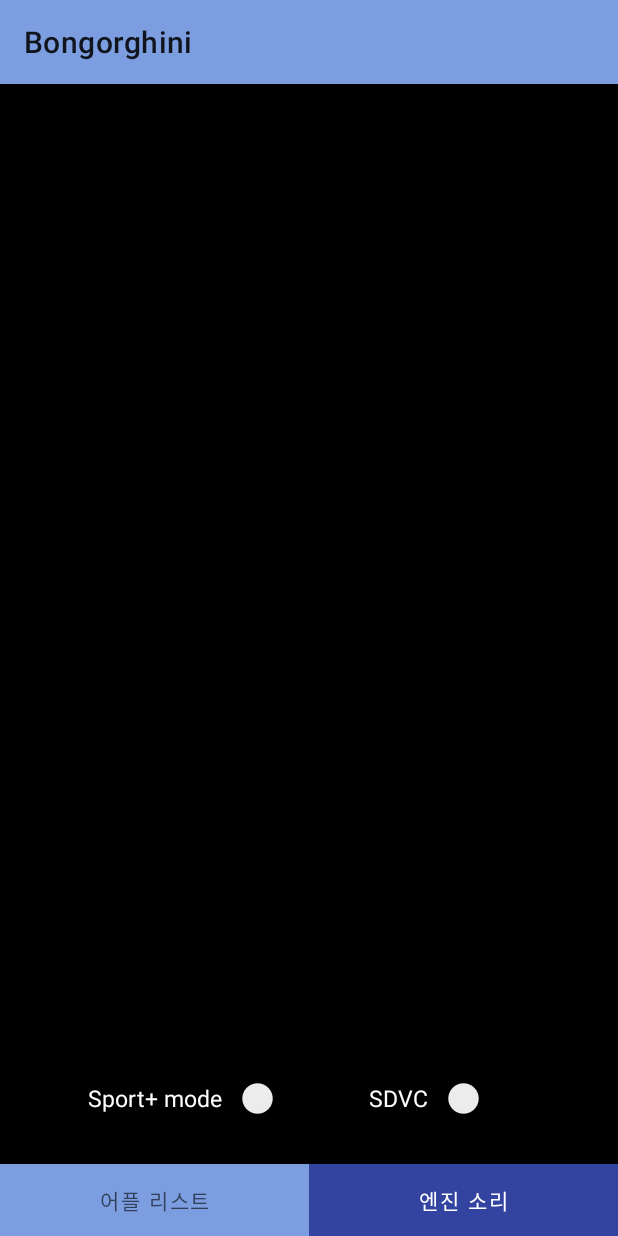
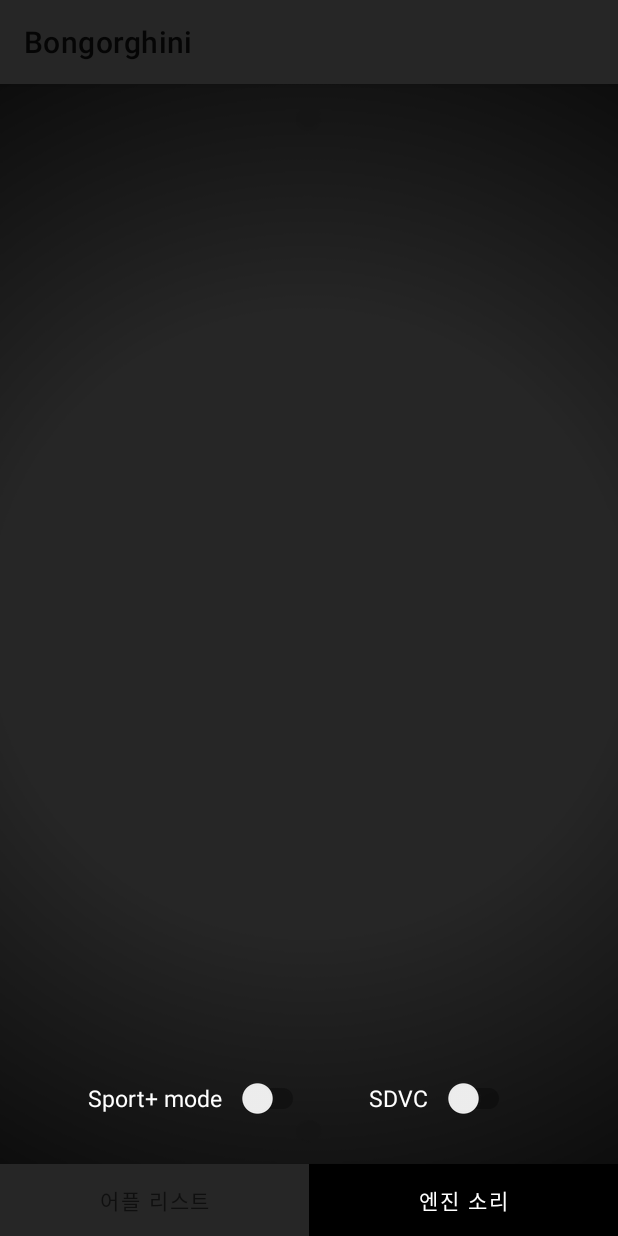
Before and after one commit to mad-camp-2020-winter/3rd-week, an Android app: the screen it shows after launch (MainActivity), item 2 of the bottom bar chosen, on a phone screen of 412 x 824 dp. Run offline under Robolectric (Android 15) with nearby library versions, the phone set to English and light mode, and no system bars; libraries missing offline, so code that uses them is left out: com.kyleduo.switchbutton; plain views replace SwitchButton; 15 statements that could not run were skipped.

Commit message:
테마 적용

```diff
--- a/app/src/main/res/drawable/tab_layout.xml
+++ b/app/src/main/res/drawable/tab_layout.xml
@@ -3,5 +3,5 @@
     <item android:state_selected="true"
         android:drawable="@color/purple_700"></item>
     <item android:state_selected="false"
-        android:drawable="@color/purple_500"></item>
+        android:drawable="@color/black"></item>
 </selector>
--- a/app/src/main/res/layout/activity_logo.xml
+++ b/app/src/main/res/layout/activity_logo.xml
@@ -11,9 +11,7 @@
         android:layout_width="match_parent"
         android:layout_height="match_parent"
         android:scaleType="centerInside"
-        android:layout_marginRight="60dp"
-        android:layout_marginLeft="60dp"
-        app:srcCompat="@drawable/bongorghini_logo"
+        app:srcCompat="@drawable/logo_layout"
         />
 
 <!--    <ImageView-->
--- a/app/src/main/res/layout/activity_main.xml
+++ b/app/src/main/res/layout/activity_main.xml
@@ -4,7 +4,7 @@
     xmlns:tools="http://schemas.android.com/tools"
     android:layout_width="match_parent"
     android:layout_height="match_parent"
-    tools:context=".activity.MainActivity">
+    tools:context=".MainActivity">
 
     <com.google.android.material.appbar.AppBarLayout
         android:layout_width="match_parent"
@@ -16,7 +16,7 @@
             android:layout_width="match_parent"
             android:layout_height="?attr/actionBarSize"
             app:popupTheme="@style/Theme.RentalService.PopupOverlay"
-            android:background="?attr/colorPrimary"
+            android:background="@color/black"
             />
 
     </com.google.android.material.appbar.AppBarLayout>
--- a/app/src/main/res/layout/fragment_engine_select.xml
+++ b/app/src/main/res/layout/fragment_engine_select.xml
@@ -4,7 +4,7 @@
     android:layout_width="match_parent"
     android:layout_height="match_parent"
     tools:context=".fragment.EngineSelectFragment"
-    android:background="@color/black">
+    android:background="@drawable/background">
 
 
     <LinearLayout
@@ -23,8 +23,7 @@
 
             <ImageView
                 android:layout_width="match_parent"
-                android:layout_height="match_parent"
-                android:src="@color/black"/>
+                android:layout_height="match_parent"/>
 
             <ImageView
                 android:layout_width="match_parent"
--- a/app/src/main/res/layout/fragment_order_list.xml
+++ b/app/src/main/res/layout/fragment_order_list.xml
@@ -3,7 +3,8 @@
     xmlns:tools="http://schemas.android.com/tools"
     android:layout_width="match_parent"
     android:layout_height="match_parent"
-    tools:context=".fragment.OrderListFragment">
+    tools:context=".fragment.OrderListFragment"
+    android:background="@drawable/background">
 
     <androidx.recyclerview.widget.RecyclerView
         android:id="@+id/order_list"
--- a/app/src/main/res/values/colors.xml
+++ b/app/src/main/res/values/colors.xml
@@ -1,11 +1,11 @@
 <?xml version="1.0" encoding="utf-8"?>
 <resources>
-    <color name="purple_200">#D6ECF9</color>
+    <color name="purple_200">#ffce76</color>
     <color name="purple_500">#7C9EE0</color>
-    <color name="purple_700">#3343A0</color>
+    <color name="purple_700">#000000</color>
     <color name="teal_200">#F7EFD2</color>
     <color name="teal_700">#F8D016</color>
-    <color name="black">#FF000000</color>
+    <color name="black">#262626</color>
     <color name="white">#FFFFFF</color>
     <color name="silver">#FFC0C0C0</color>
     <color name="dark_gray">#FF808080</color>
```
Also changed, not shown: app/src/main/res/drawable-v24/background.png (added), app/src/main/res/drawable-v24/logo_layout.png (added), app/src/main/res/drawable-v24/sound_on_image.png (added), app/src/main/res/drawable/sound_on_image.png (deleted).
